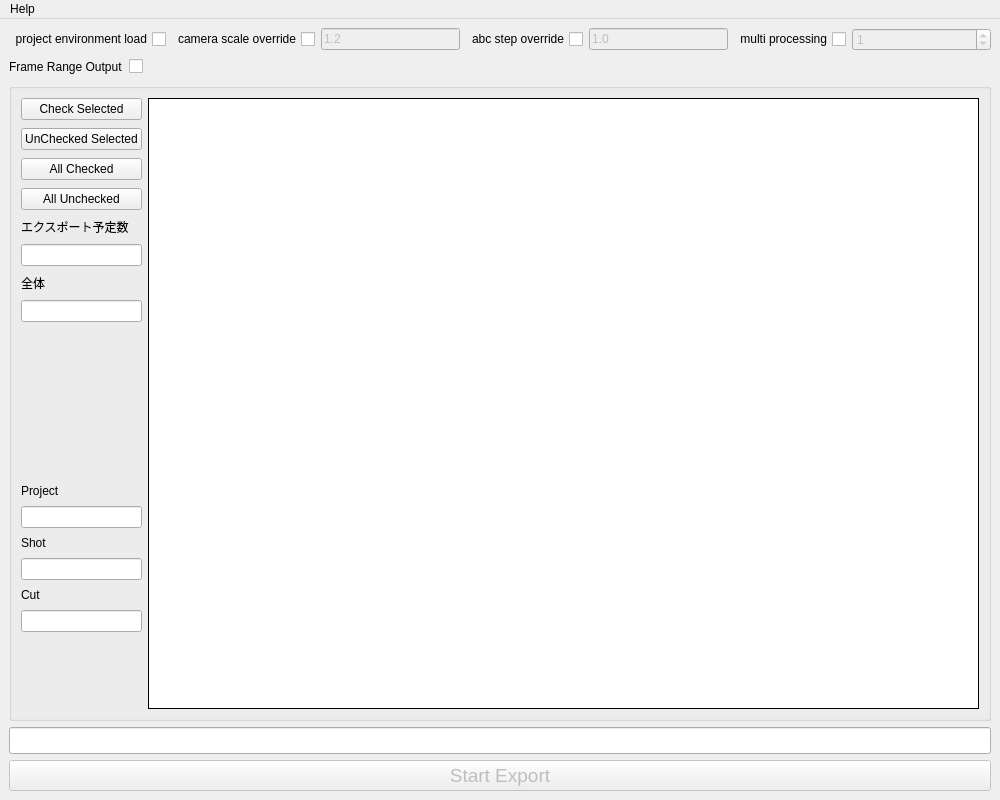
Qt form pycode/gui.ui (n-designdev/ND_AssetExporter) before a commit.
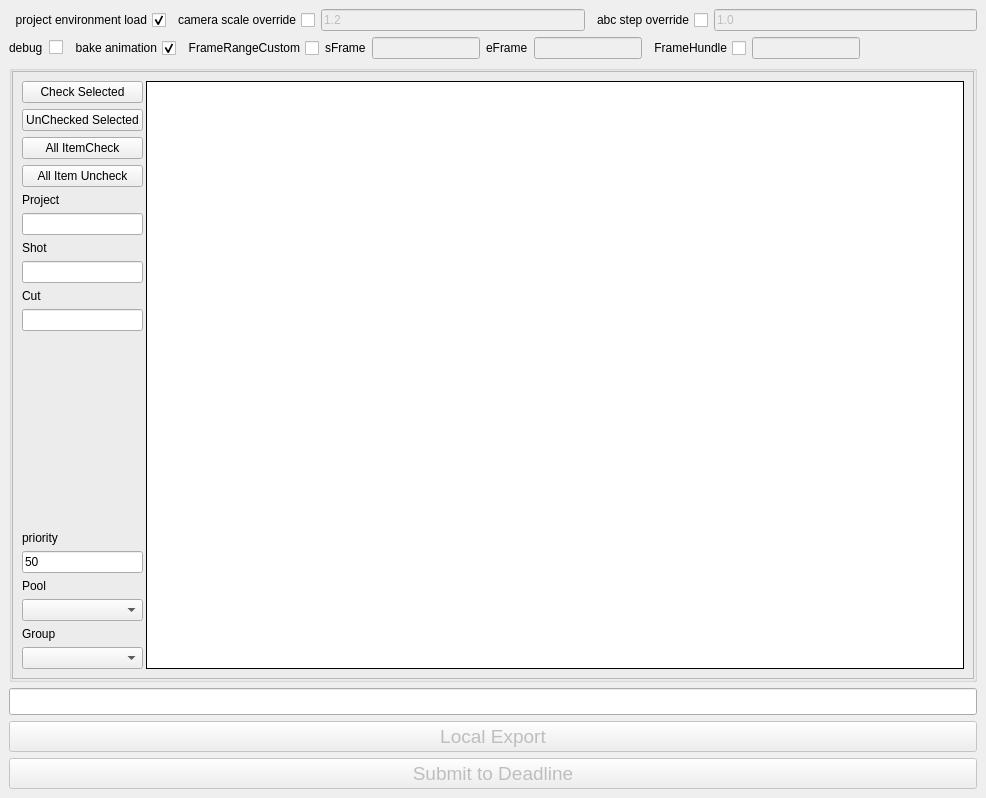
The same form after that commit.

Diff of the .ui file:
```diff
--- a/pycode/gui.ui
+++ b/pycode/gui.ui
@@ -6,12 +6,12 @@
    <rect>
     <x>0</x>
     <y>0</y>
-    <width>1000</width>
-    <height>800</height>
+    <width>986</width>
+    <height>798</height>
    </rect>
   </property>
   <property name="sizePolicy">
-   <sizepolicy hsizetype="Preferred" vsizetype="Preferred">
+   <sizepolicy hsizetype="Expanding" vsizetype="Expanding">
     <horstretch>0</horstretch>
     <verstretch>0</verstretch>
    </sizepolicy>
@@ -95,6 +95,15 @@
 </string>
   </property>
   <property name="documentMode">
+   <bool>true</bool>
+  </property>
+  <property name="tabShape">
+   <enum>QTabWidget::Triangular</enum>
+  </property>
+  <property name="dockOptions">
+   <set>QMainWindow::AnimatedDocks</set>
+  </property>
+  <property name="unifiedTitleAndToolBarOnMac">
    <bool>false</bool>
   </property>
   <widget class="QWidget" name="centralwidget">
@@ -104,7 +113,7 @@
      <verstretch>0</verstretch>
     </sizepolicy>
    </property>
-   <layout class="QVBoxLayout" name="verticalLayout">
+   <layout class="QVBoxLayout" name="verticalLayout_6">
     <item>
      <layout class="QHBoxLayout" name="horizontalLayout">
       <item>
@@ -115,6 +124,9 @@
         <property name="text">
          <string>project environment load</string>
         </property>
+        <property name="checked">
+         <bool>true</bool>
+        </property>
        </widget>
       </item>
       <item>
@@ -157,53 +169,114 @@
         </property>
        </widget>
       </item>
-      <item>
-       <widget class="QCheckBox" name="pro_num_CheckBox">
-        <property name="layoutDirection">
-         <enum>Qt::RightToLeft</enum>
-        </property>
-        <property name="text">
-         <string>multi processing</string>
-        </property>
-       </widget>
-      </item>
-      <item>
-       <widget class="QSpinBox" name="pro_num">
-        <property name="enabled">
-         <bool>false</bool>
-        </property>
-        <property name="sizePolicy">
-         <sizepolicy hsizetype="Expanding" vsizetype="Fixed">
-          <horstretch>0</horstretch>
-          <verstretch>0</verstretch>
-         </sizepolicy>
-        </property>
-        <property name="maximum">
-         <number>10</number>
-        </property>
-        <property name="value">
-         <number>1</number>
-        </property>
-       </widget>
-      </item>
      </layout>
     </item>
     <item>
      <layout class="QHBoxLayout" name="horizontalLayout_2">
+      <item>
+       <widget class="QLabel" name="label_8">
+        <property name="text">
+         <string>debug</string>
+        </property>
+       </widget>
+      </item>
+      <item>
+       <widget class="QCheckBox" name="debug_CheckBox">
+        <property name="text">
+         <string/>
+        </property>
+       </widget>
+      </item>
+      <item>
+       <widget class="QCheckBox" name="bake_anim">
+        <property name="layoutDirection">
+         <enum>Qt::RightToLeft</enum>
+        </property>
+        <property name="text">
+         <string>bake animation</string>
+        </property>
+        <property name="checked">
+         <bool>true</bool>
+        </property>
+       </widget>
+      </item>
+      <item>
+       <widget class="QCheckBox" name="FRCus_CheckBox">
+        <property name="layoutDirection">
+         <enum>Qt::RightToLeft</enum>
+        </property>
+        <property name="text">
+         <string>FrameRangeCustom</string>
+        </property>
+       </widget>
+      </item>
       <item>
        <widget class="QLabel" name="label_7">
         <property name="text">
-         <string>Frame Range Output</string>
+         <string>sFrame</string>
         </property>
        </widget>
       </item>
       <item>
-       <widget class="QCheckBox" name="framerange_CheckBox">
+       <widget class="QLineEdit" name="sFrame">
+        <property name="enabled">
+         <bool>false</bool>
+        </property>
         <property name="text">
          <string/>
         </property>
        </widget>
       </item>
+      <item>
+       <widget class="QLabel" name="label_9">
+        <property name="text">
+         <string>eFrame</string>
+        </property>
+       </widget>
+      </item>
+      <item>
+       <widget class="QLineEdit" name="eFrame">
+        <property name="enabled">
+         <bool>false</bool>
+        </property>
+        <property name="text">
+         <string/>
+        </property>
+       </widget>
+      </item>
+      <item>
+       <widget class="QCheckBox" name="FH_CheckBox">
+        <property name="layoutDirection">
+         <enum>Qt::RightToLeft</enum>
+        </property>
+        <property name="text">
+         <string>FrameHundle</string>
+        </property>
+       </widget>
+      </item>
+      <item>
+       <widget class="QLineEdit" name="FH_value">
+        <property name="enabled">
+         <bool>false</bool>
+        </property>
+        <property name="text">
+         <string/>
+        </property>
+       </widget>
+      </item>
+      <item>
+       <spacer name="horizontalSpacer_4">
+        <property name="orientation">
+         <enum>Qt::Horizontal</enum>
+        </property>
+        <property name="sizeHint" stdset="0">
+         <size>
+          <width>40</width>
+          <height>20</height>
+         </size>
+        </property>
+       </spacer>
+      </item>
       <item>
        <spacer name="horizontalSpacer_3">
         <property name="orientation">
@@ -224,6 +297,9 @@
       <property name="acceptDrops">
        <bool>true</bool>
       </property>
+      <property name="flat">
+       <bool>false</bool>
+      </property>
       <layout class="QVBoxLayout" name="verticalLayout_2">
        <property name="spacing">
         <number>0</number>
@@ -275,6 +351,9 @@
             <property name="acceptDrops">
              <bool>true</bool>
             </property>
+            <property name="frameShape">
+             <enum>QFrame::StyledPanel</enum>
+            </property>
             <property name="currentIndex">
              <number>1</number>
             </property>
@@ -417,11 +496,18 @@
              <property name="acceptDrops">
               <bool>true</bool>
              </property>
+             <layout class="QVBoxLayout" name="verticalLayout_7">
+              <item>
+               <layout class="QVBoxLayout" name="verticalLayout">
+                <property name="spacing">
+                 <number>3</number>
+                </property>
+                <item>
              <layout class="QHBoxLayout" name="horizontalLayout_4">
               <item>
                <layout class="QVBoxLayout" name="verticalLayout_4">
                 <property name="spacing">
-                 <number>8</number>
+                     <number>6</number>
                 </property>
                 <item>
                  <widget class="QPushButton" name="check_button">
@@ -440,77 +526,17 @@
                 <item>
                  <widget class="QPushButton" name="allcheck_button">
                   <property name="text">
-                   <string>All Checked</string>
+                       <string>All ItemCheck</string>
                   </property>
                  </widget>
                 </item>
                 <item>
                  <widget class="QPushButton" name="alluncheck_button">
                   <property name="text">
-                   <string>All Unchecked</string>
+                       <string>All Item Uncheck</string>
                   </property>
                  </widget>
                 </item>
-                <item>
-                 <widget class="QLabel" name="label_2">
-                  <property name="text">
-                   <string>エクスポート予定数</string>
-                  </property>
-                 </widget>
-                </item>
-                <item>
-                 <widget class="QLineEdit" name="plan_num">
-                  <property name="sizePolicy">
-                   <sizepolicy hsizetype="Preferred" vsizetype="Preferred">
-                    <horstretch>0</horstretch>
-                    <verstretch>0</verstretch>
-                   </sizepolicy>
-                  </property>
-                 </widget>
-                </item>
-                <item>
-                 <widget class="QLabel" name="label_3">
-                  <property name="text">
-                   <string>全体</string>
-                  </property>
-                 </widget>
-                </item>
-                <item>
-                 <widget class="QLineEdit" name="all_num">
-                  <property name="sizePolicy">
-                   <sizepolicy hsizetype="Preferred" vsizetype="Preferred">
-                    <horstretch>0</horstretch>
-                    <verstretch>0</verstretch>
-                   </sizepolicy>
-                  </property>
-                 </widget>
-                </item>
-                <item>
-                 <spacer name="verticalSpacer_4">
-                  <property name="orientation">
-                   <enum>Qt::Vertical</enum>
-                  </property>
-                  <property name="sizeHint" stdset="0">
-                   <size>
-                    <width>20</width>
-                    <height>40</height>
-                   </size>
-                  </property>
-                 </spacer>
-                </item>
-                <item>
-                 <spacer name="verticalSpacer_5">
-                  <property name="orientation">
-                   <enum>Qt::Vertical</enum>
-                  </property>
-                  <property name="sizeHint" stdset="0">
-                   <size>
-                    <width>20</width>
-                    <height>40</height>
-                   </size>
-                  </property>
-                 </spacer>
-                </item>
                 <item>
                  <widget class="QLabel" name="label_6">
                   <property name="text">
@@ -584,16 +610,64 @@
                   </property>
                  </spacer>
                 </item>
+                    <item>
+                     <widget class="QLabel" name="label_10">
+                      <property name="text">
+                       <string>priority</string>
+                      </property>
+                     </widget>
+                    </item>
+                    <item>
+                     <widget class="QLineEdit" name="priority">
+                      <property name="sizePolicy">
+                       <sizepolicy hsizetype="Preferred" vsizetype="Fixed">
+                        <horstretch>0</horstretch>
+                        <verstretch>0</verstretch>
+                       </sizepolicy>
+                      </property>
+                      <property name="text">
+                       <string>50</string>
+                      </property>
+                     </widget>
+                    </item>
+                    <item>
+                     <widget class="QLabel" name="label_11">
+                      <property name="text">
+                       <string>Pool</string>
+                      </property>
+                     </widget>
+                    </item>
+                    <item>
+                     <widget class="QComboBox" name="poollist"/>
+                    </item>
+                    <item>
+                     <widget class="QLabel" name="label_12">
+                      <property name="text">
+                       <string>Group</string>
+                      </property>
+                     </widget>
+                    </item>
+                    <item>
+                     <widget class="QComboBox" name="grouplist"/>
+                    </item>
                </layout>
               </item>
               <item>
                <widget class="QTableView" name="main_table">
+                    <property name="enabled">
+                     <bool>true</bool>
+                    </property>
                 <property name="sizePolicy">
                  <sizepolicy hsizetype="Expanding" vsizetype="Expanding">
                   <horstretch>0</horstretch>
                   <verstretch>0</verstretch>
                  </sizepolicy>
                 </property>
+                    <property name="font">
+                     <font>
+                      <pointsize>8</pointsize>
+                     </font>
+                    </property>
                 <property name="acceptDrops">
                  <bool>true</bool>
                 </property>
@@ -682,11 +756,23 @@
                  <set>QAbstractItemView::NoEditTriggers</set>
                 </property>
                 <property name="dragEnabled">
+                     <bool>false</bool>
+                    </property>
+                    <property name="dragDropOverwriteMode">
+                     <bool>false</bool>
+                    </property>
+                    <property name="alternatingRowColors">
                  <bool>true</bool>
                 </property>
                 <property name="selectionBehavior">
                  <enum>QAbstractItemView::SelectRows</enum>
                 </property>
+                    <property name="textElideMode">
+                     <enum>Qt::ElideRight</enum>
+                    </property>
+                    <property name="gridStyle">
+                     <enum>Qt::SolidLine</enum>
+                    </property>
                 <attribute name="horizontalHeaderCascadingSectionResizes">
                  <bool>false</bool>
                 </attribute>
@@ -705,12 +791,26 @@
                 <attribute name="verticalHeaderCascadingSectionResizes">
                  <bool>true</bool>
                 </attribute>
+                    <attribute name="verticalHeaderDefaultSectionSize">
+                     <number>20</number>
+                    </attribute>
                 <attribute name="verticalHeaderMinimumSectionSize">
                  <number>1</number>
                 </attribute>
                </widget>
               </item>
              </layout>
+                </item>
+                <item>
+                 <layout class="QHBoxLayout" name="horizontalLayout_3">
+                  <property name="spacing">
+                   <number>0</number>
+                  </property>
+                 </layout>
+                </item>
+               </layout>
+              </item>
+             </layout>
             </widget>
            </widget>
           </item>
@@ -727,6 +827,9 @@
         <pointsize>12</pointsize>
        </font>
       </property>
+      <property name="readOnly">
+       <bool>true</bool>
+      </property>
      </widget>
     </item>
     <item>
@@ -759,29 +862,46 @@
        </font>
       </property>
       <property name="text">
-       <string>Start Export</string>
+       <string>Local Export</string>
+      </property>
+     </widget>
+    </item>
+    <item>
+     <widget class="QPushButton" name="start_submit_button">
+      <property name="enabled">
+       <bool>false</bool>
+      </property>
+      <property name="sizePolicy">
+       <sizepolicy hsizetype="Minimum" vsizetype="Fixed">
+        <horstretch>0</horstretch>
+        <verstretch>0</verstretch>
+       </sizepolicy>
+      </property>
+      <property name="minimumSize">
+       <size>
+        <width>0</width>
+        <height>30</height>
+       </size>
+      </property>
+      <property name="font">
+       <font>
+        <family>MS UI Gothic</family>
+        <pointsize>14</pointsize>
+        <weight>50</weight>
+        <italic>false</italic>
+        <bold>false</bold>
+        <underline>false</underline>
+        <strikeout>false</strikeout>
+        <kerning>true</kerning>
+       </font>
+      </property>
+      <property name="text">
+       <string>Submit to Deadline</string>
       </property>
      </widget>
     </item>
    </layout>
   </widget>
-  <widget class="QMenuBar" name="menuBar">
-   <property name="geometry">
-    <rect>
-     <x>0</x>
-     <y>0</y>
-     <width>1000</width>
-     <height>21</height>
-    </rect>
-   </property>
-   <widget class="QMenu" name="menuHelp">
-    <property name="title">
-     <string>Help</string>
-    </property>
-    <addaction name="actionGo_to_shotgun"/>
-   </widget>
-   <addaction name="menuHelp"/>
-  </widget>
   <action name="actionGo_to_shotgun">
    <property name="text">
     <string>go to shotgun</string>
```
Left out of the diff: 6 changed lines with no effect on the pictures. Lines whose indentation alone changed are shown as unchanged.
